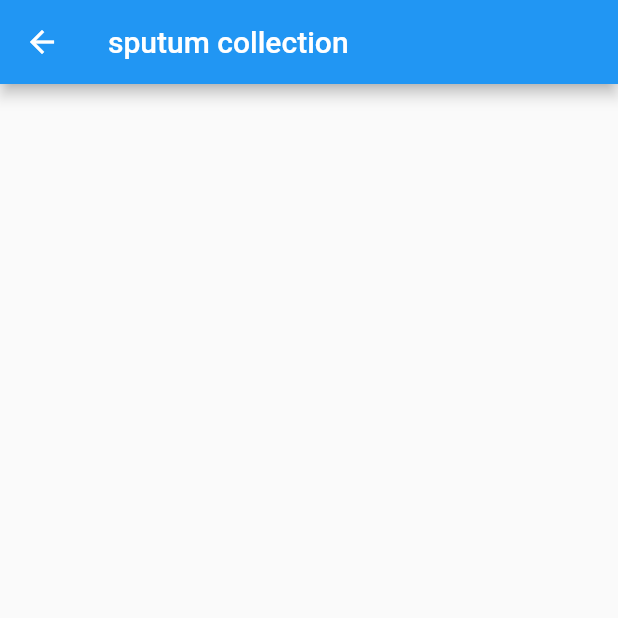
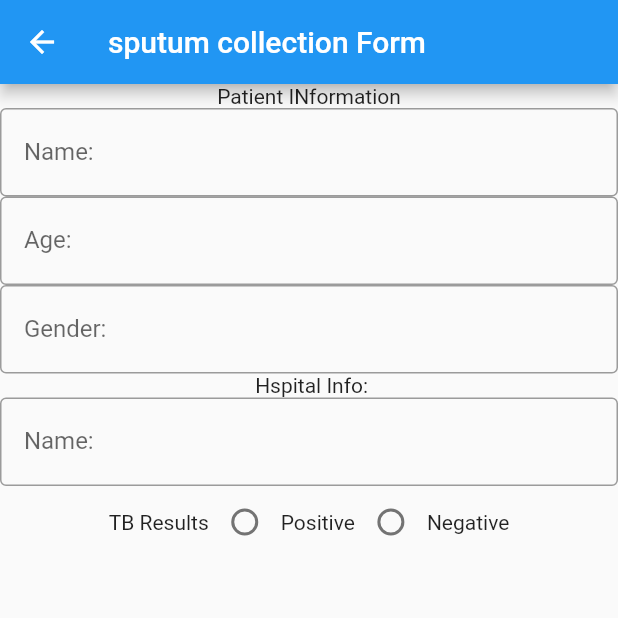
Before and after one commit to MKUTA-PROJECT/MKUTA-Mobile, a Flutter app: the SputumForm screen opened directly, on a phone screen of 412 x 824 dp, the top half of it. Run offline on Flutter 3.47's test engine with Material 2 defaults, Android fonts, the light colour scheme and no system bars; our stand-ins replace pie_chart, sqflite; accounts and stored records are empty.

Commit message:
connecting APIs

```diff
--- a/lib/UI/model/referal/sputum.dart
+++ b/lib/UI/model/referal/sputum.dart
@@ -13,7 +13,7 @@ class _SputumState extends State<Sputum> {
   Widget build(BuildContext context) {
     return Scaffold(
       appBar: AppBar(
-        title: Text('Sputum Collection Form'),
+        title: Text('Sputum Collection '),
         backgroundColor: Color(0xFFC7E76C),
       ),
       body: SingleChildScrollView(
--- a/lib/UI/model/referal/sputumForm.dart
+++ b/lib/UI/model/referal/sputumForm.dart
@@ -9,11 +9,73 @@ class SputumForm extends StatefulWidget {
 
 class _SputumFormState extends State<SputumForm> {
   @override
+  int radioValue = -1;
+
+  void handleRadioValueChange(int value) {
+    setState(() {
+      radioValue = value;
+      switch (radioValue) {
+        case 0:
+          break;
+        case 1:
+          break;
+      }
+    });
+  }
+
   Widget build(BuildContext context) {
     return Scaffold(
-      appBar: AppBar(
-        title: Text('sputum collection'),
-      ),
-    );
+        appBar: AppBar(
+          title: Text('sputum collection Form'),
+        ),
+        body: Container(
+            child: Form(
+          child: Column(
+            children: [
+              Text('Patient INformation'),
+              TextFormField(
+                decoration: const InputDecoration(
+                  border: OutlineInputBorder(),
+                  labelText: ' Name: ',
+                ),
+              ),
+              TextFormField(
+                decoration: const InputDecoration(
+                  border: OutlineInputBorder(),
+                  labelText: ' Age: ',
+                ),
+              ),
+              TextFormField(
+                decoration: const InputDecoration(
+                  border: OutlineInputBorder(),
+                  labelText: ' Gender: ',
+                ),
+              ),
+              Text(' Hspital Info:'),
+              TextFormField(
+                decoration: const InputDecoration(
+                  border: OutlineInputBorder(),
+                  labelText: ' Name: ',
+                ),
+              ),
+              Row(
+                mainAxisAlignment: MainAxisAlignment.center,
+                children: <Widget>[
+                  Text('TB Results'),
+                  Radio(
+                      value: 1,
+                      groupValue: radioValue,
+                      onChanged: handleRadioValueChange),
+                  Text('Positive'),
+                  Radio(
+                      value: 0,
+                      groupValue: radioValue,
+                      onChanged: handleRadioValueChange),
+                  Text('Negative'),
+                ],
+              ),
+            ],
+          ),
+        )));
   }
 }
--- a/lib/UI/qns/question5.dart
+++ b/lib/UI/qns/question5.dart
@@ -240,10 +240,13 @@ class Question5State extends State<Question5> {
                 onPressed: () async {
                   await questionState.onSubmitAnswers();
                   if (questionState.onResult) {
+
                     Navigator.push(
                       context,
                       MaterialPageRoute(builder: (context) => Result()),
                     );
+
+
                   }
                 },
                 child: Text(
--- a/lib/app_state/patient_state.dart
+++ b/lib/app_state/patient_state.dart
@@ -1,4 +1,3 @@
-
 import 'package:flutter/foundation.dart';
 import 'package:mkuat/UI/model/patient.dart';
 import 'package:mkuat/core/service/patient_service.dart';
@@ -12,12 +11,13 @@ class PatientState with ChangeNotifier {
 //selector
   bool get isLoading => _isLoading ?? false;
   List<Patient> get patientList => _patientList ?? [];
-  Patient get currentPatient => _currentPatient ?? [];
+  Patient get currentPatient => _currentPatient;
 
   //reducer
   savePatient(Patient patient) {
     _isLoading = true;
     _currentPatient = patient;
+    notifyListeners();
     PatientService.onSavePatientToOffline(patient);
     _isLoading = false;
     notifyListeners();
--- a/lib/core/service/patient_service.dart
+++ b/lib/core/service/patient_service.dart
@@ -15,9 +15,24 @@ class PatientService {
 
   static Future updatePatientAnalysisValue(
       Patient currentPatient, String analysisValue) {
-    currentPatient.tb_suspect = analysisValue;
+    print("data on update");
+    print(currentPatient.tb_suspect);
     print(analysisValue);
-    PatientState().savePatient(currentPatient);
+    Patient patient = new Patient(
+      id: currentPatient.id,
+      first_name:currentPatient.first_name ,
+      middle_name: currentPatient.middle_name,
+      last_name: currentPatient.last_name,
+      gender:currentPatient.gender ,
+      tel: currentPatient.tel,
+      age:currentPatient.age ,
+      region:currentPatient.region ,
+      district: currentPatient.district,
+      ward:currentPatient.ward,
+      street:currentPatient.street,
+      tb_status:"",
+      tb_suspect:analysisValue, actitivity:"");
+    PatientState().savePatient(patient);
     return null;
   }
 }
```
Also changed, not shown: lib/UI/Dahboard/drawer.dart (+14 -7 lines), lib/UI/Dahboard/eduucationInfo.dart (+56 -6 lines), lib/UI/model/patientResult.dart (+33 -3 lines), lib/UI/model/result.dart (+29 -14 lines), lib/UI/registration/registerForm.dart (+8 -9 lines), lib/app_state/questionaire_state.dart (+6 -6 lines).
